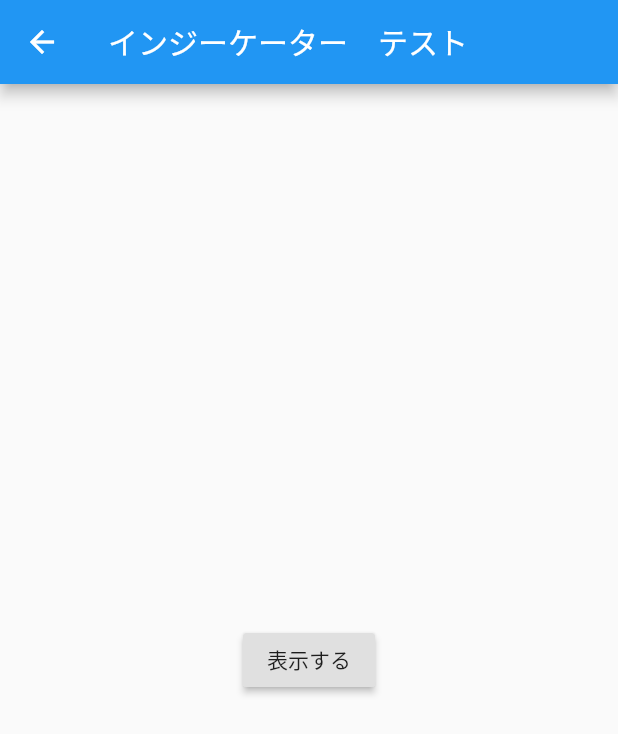
After one commit to magisystem0408/flutter_code_dir, a Flutter app: the screen it shows after launch, after a tap on "プログレスバー", on a phone screen of 412 x 824 dp. The commit adds this screen. Shown: the top 734 px of the screen. Run offline on Flutter 3.47's test engine with Material 2 defaults, Android fonts, the phone set to English and light mode, and no system bars; our stand-ins replace firebase_auth, firebase_core; missing offline and left inert: dart:html; accounts and stored records are empty; network calls fail.

Commit message:
add progressbar

```diff
--- /dev/null
+++ b/lib/ProgressBar.dart
@@ -0,0 +1,74 @@
+import 'dart:async';
+
+import 'package:flutter/cupertino.dart';
+import 'package:flutter/rendering.dart';
+import 'package:flutter/material.dart';
+
+class ProgressBar extends StatefulWidget {
+  const ProgressBar({key}) : super(key: key);
+
+  @override
+  _ProgressBarState createState() => _ProgressBarState();
+}
+
+class _ProgressBarState extends State<ProgressBar> {
+
+  @override
+  void showProgressDialog() {
+    showGeneralDialog(
+        context: context,
+        barrierDismissible: false,
+        transitionDuration: Duration(milliseconds: 300),
+        barrierColor: Colors.black.withOpacity(0.5),
+        pageBuilder: (BuildContext context, Animation animation, Animation secondaryAnimation) {
+          return Center(
+            child: CircularProgressIndicator(),
+          );
+        }
+    );
+  }
+
+
+  Widget build(BuildContext context) {
+    return Scaffold(
+      appBar: AppBar(
+        title: Text("インジーケーター　テスト"),
+      ),
+
+      body: Container(
+        padding: EdgeInsets.all(30.0),
+        child: Center(
+          child: Column(
+            mainAxisAlignment: MainAxisAlignment.center,
+            children: <Widget>[
+                RaisedButton(
+                    child: Text('表示する'),
+                    onPressed: () async{
+
+                      showProgressDialog();
+                      // 3秒間処理がストップする
+                      await Future.delayed(Duration(seconds: 3));
+
+                      //3秒後にダイアログが閉じる
+                      Navigator.of(context).pop();
+                    })
+
+
+              // Divider(),
+
+              //進行状況が不明確になる
+              // LinearProgressIndicator(),
+              // CircularProgressIndicator(),
+
+            ],
+
+          ),
+        ),
+
+
+      ),
+
+
+    );
+  }
+}
--- a/lib/main.dart
+++ b/lib/main.dart
@@ -5,6 +5,7 @@ import 'package:flutter_development/pages/TabBar_TabBarView.dart';
 import 'package:flutter_development/pages/Toggle.dart';
 import 'package:flutter_development/pages/api/Api.dart';
 import 'package:flutter_development/pages/login/login.dart';
+import 'ProgressBar.dart';
 import 'pages/ImagePage.dart';
 
 
@@ -35,6 +36,7 @@ class MyApp extends StatelessWidget {
         '/toggle':(context) => Toggle(),
         '/slider':(context) => SliderPage(),
         '/api':(context) => Api(),
+        '/progressbar':(context) =>ProgressBar(),
       },
     );
   }
@@ -136,6 +138,15 @@ class _MyHomePageState extends State<MyHomePage> {
                   onPressed:() async{
                   await Navigator.pushNamed(context, '/api');
               } ),
+            ),
+
+            Padding(
+              padding: const EdgeInsets.all(8.0),
+              child: RaisedButton(
+                  child: Text("プログレスバー"),
+                  onPressed: () async{
+                await Navigator.pushNamed(context, '/progressbar');
+              }),
             )
           ],
         ),
--- a/lib/pages/api/Api.dart
+++ b/lib/pages/api/Api.dart
@@ -70,7 +70,6 @@ class _ApiState extends State<Api> {
                   ),
                   Text("${userData[index]["first_name"]} ${userData[index]["last_name"]}")
                 ],
-
               ),
             );
           }),
--- a/lib/pages/login/registration.dart
+++ b/lib/pages/login/registration.dart
@@ -35,6 +35,10 @@ class _RegistrationState extends State<Registration> {
                 '新規アカウントの作成',
                 style: TextStyle(fontSize: 20, fontWeight: FontWeight.bold),
               ),
+            ),
+            Padding(
+              padding: const EdgeInsets.all(30.0),
+              child: Divider(),
             ),
             Padding(
               padding: const EdgeInsets.fromLTRB(25.0, 0, 25.0, 0),
```
Also changed, not shown: lib/pages/login/login.dart (+26 -0 lines).
